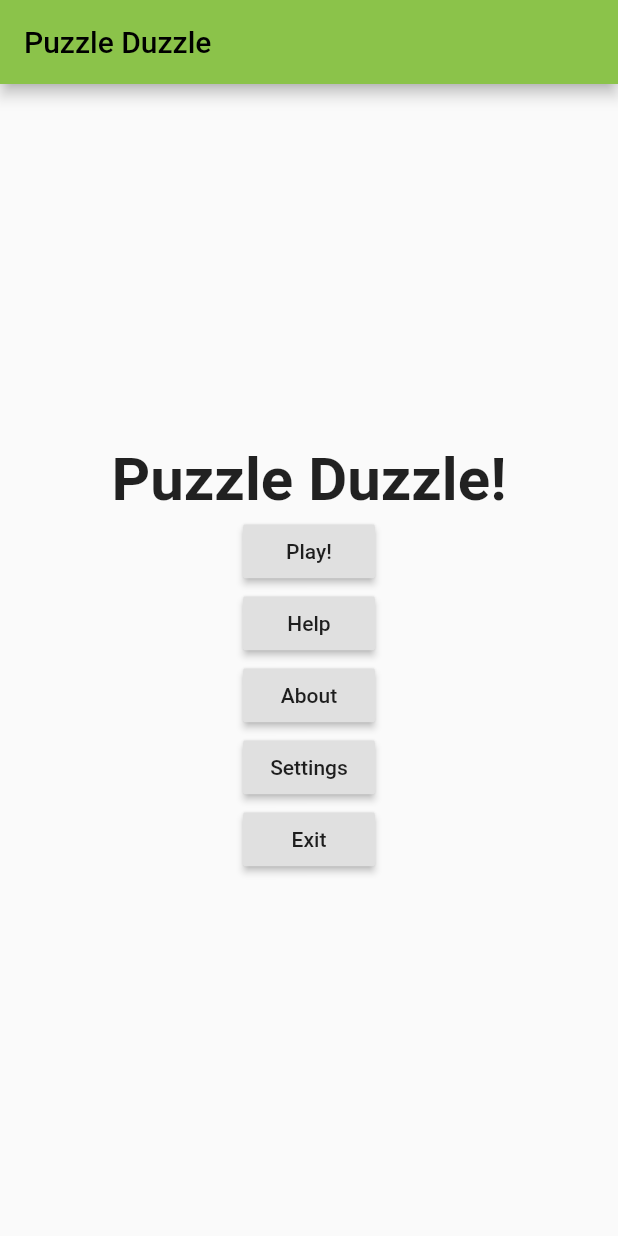
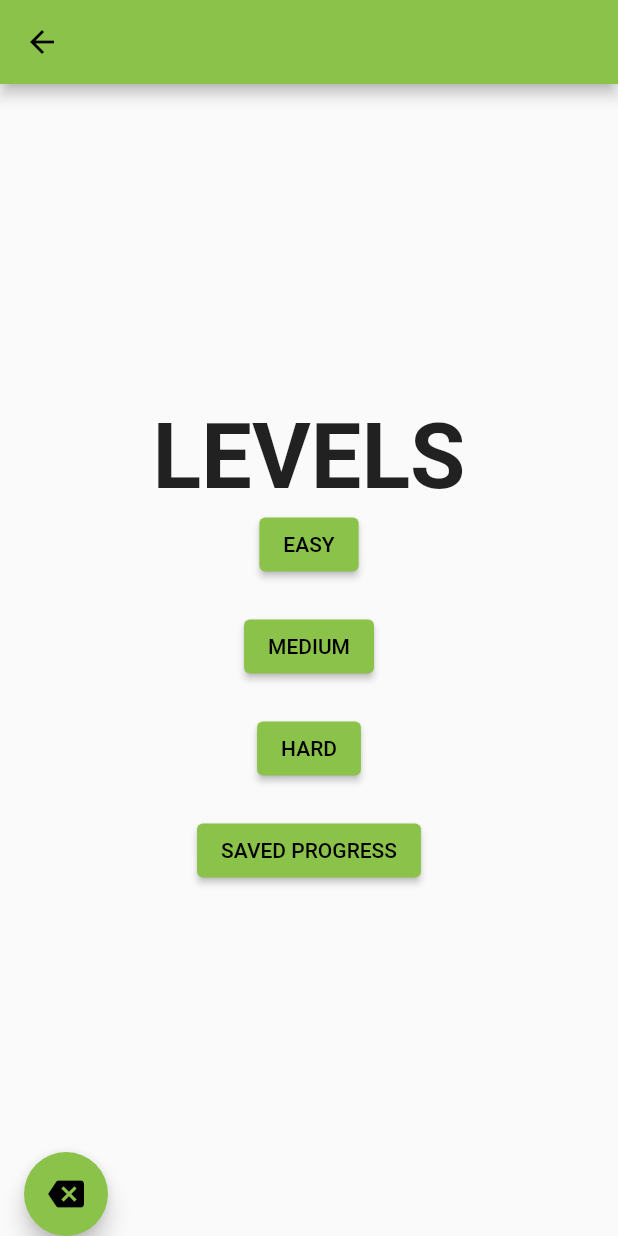
Before and after one commit to aikanshi21/Puzzle-Duzzle, a Flutter app: the screen it shows after launch, after a tap on "Play!", on a phone screen of 412 x 824 dp. Run offline on Flutter 3.47's test engine with Material 2 defaults, Android fonts, the phone set to English and light mode, and no system bars.

Commit message:
day1 updated

```diff
--- a/lib/main.dart
+++ b/lib/main.dart
@@ -1,6 +1,10 @@
 import 'package:flutter/material.dart';
+import './main2.dart';
+import 'dart:io';
 
-void main() => runApp(MyApp());
+void main() => runApp(MaterialApp(
+      home: MyApp(),
+    ));
 
 class MyApp extends StatelessWidget {
   @override
@@ -21,40 +25,52 @@ class MyHomePage extends StatelessWidget {
   Widget build(BuildContext context) {
     return Scaffold(
       appBar: AppBar(
-        title: const Text('Puzzle Duzzle'),
+        centerTitle: true,
       ),
       body: Center(
         child: Column(
           mainAxisAlignment: MainAxisAlignment.center,
-          children: <Widget>[
+          children: [
             const Text(
               'Puzzle Duzzle!',
               style: TextStyle(
                 fontWeight: FontWeight.bold,
-                fontSize: 40,
+                fontSize: 60,
               ),
             ),
-            // ignore: deprecated_member_use
-            RaisedButton(
-              onPressed: () {},
+            const SizedBox(
+              height: 20,
+            ),
+            ElevatedButton(
+              onPressed: () {
+                Navigator.push(
+                  context,
+                  MaterialPageRoute(builder: (context) => Levels()),
+                );
+              },
               child: const Text('Play!'),
             ),
-
-            RaisedButton(
+            const SizedBox(
+              height: 20,
+            ),
+            ElevatedButton(
               onPressed: () {},
               child: const Text('Help'),
             ),
-            RaisedButton(
+            const SizedBox(height: 20),
+            ElevatedButton(
               onPressed: () {},
               child: const Text('About'),
             ),
-            RaisedButton(
+            const SizedBox(
+              height: 20,
+            ),
+            ElevatedButton(
               onPressed: () {},
               child: const Text('Settings'),
             ),
-            RaisedButton(
-              onPressed: () {},
-              child: const Text('Exit'),
+            const SizedBox(
+              height: 20,
             ),
           ],
         ),
--- /dev/null
+++ b/lib/main2.dart
@@ -0,0 +1,63 @@
+import 'package:flutter/material.dart';
+import 'dart:io';
+
+void main() => runApp(MaterialApp(
+      home: Levels(),
+    ));
+
+class Levels extends StatelessWidget {
+  @override
+  Widget build(BuildContext context) {
+    return Scaffold(
+        appBar: AppBar(
+          centerTitle: true,
+        ),
+        body: Center(
+          child: Column(
+            mainAxisAlignment: MainAxisAlignment.center,
+            children: [
+              const Text(
+                'LEVELS',
+                style: TextStyle(
+                  fontWeight: FontWeight.bold,
+                  fontSize: 60,
+                ),
+              ),
+              ElevatedButton(
+                onPressed: () {},
+                child: const Text('EASY'),
+              ),
+              const SizedBox(
+                height: 20,
+              ),
+              ElevatedButton(
+                onPressed: () {},
+                child: const Text('MEDIUM'),
+              ),
+              const SizedBox(height: 20),
+              ElevatedButton(
+                onPressed: () {},
+                child: const Text('HARD'),
+              ),
+              const SizedBox(
+                height: 20,
+              ),
+              ElevatedButton(
+                onPressed: () {},
+                child: const Text('SAVED PROGRESS'),
+              ),
+              const SizedBox(
+                height: 20,
+              ),
+            ],
+          ),
+        ),
+        floatingActionButtonLocation: FloatingActionButtonLocation.startDocked,
+        floatingActionButton: FloatingActionButton(
+          onPressed: () {
+            Navigator.pop(context);
+          },
+          child: const Icon(Icons.backspace),
+        ));
+  }
+}
```
Also changed, not shown: 6 other files.
